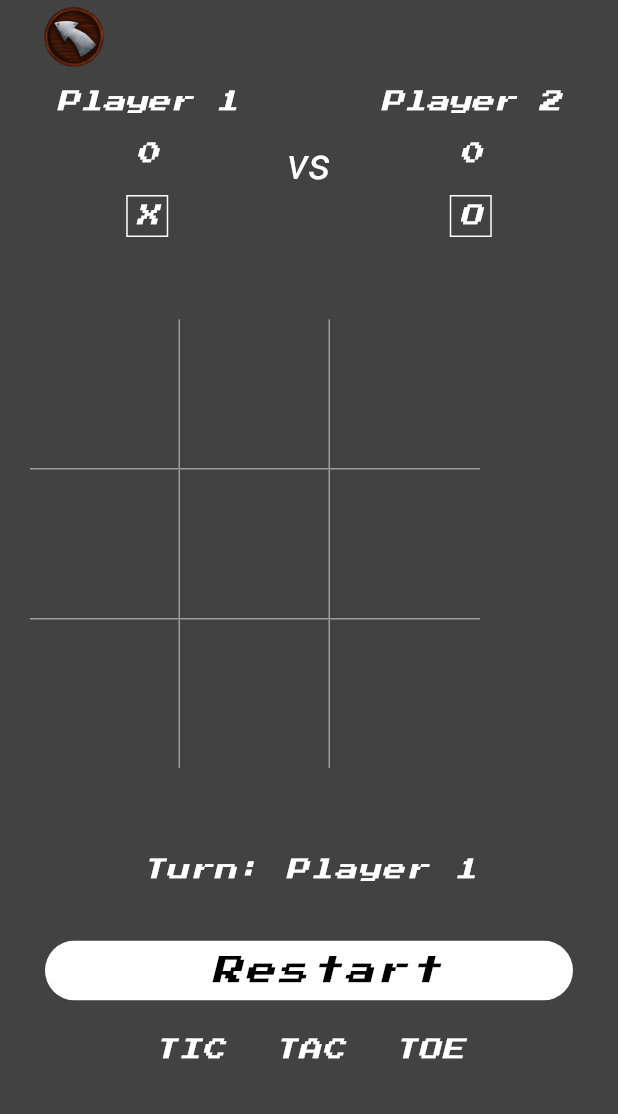
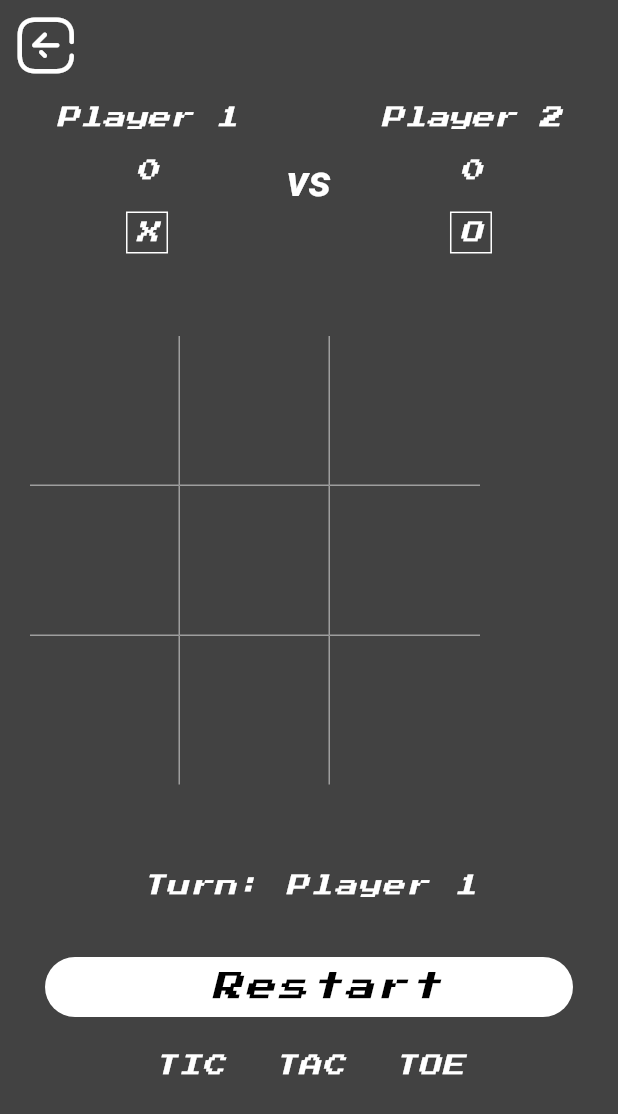
Before and after one commit to AhmedTahoonn/Tic-Tac-Toe, a Flutter app: the pageNamefor2player screen opened directly, after a tap on "Start", on a phone screen of 412 x 824 dp. Shown: the top 1114 px of the screen. Run offline on Flutter 3.47's test engine with Material 2 defaults, Android fonts, the phone set to English and light mode, and no system bars; our stand-ins replace avatar_glow, google_fonts.

Commit message:
version -02

```diff
--- a/lib/main.dart
+++ b/lib/main.dart
@@ -1,7 +1,5 @@
 import 'package:flutter/material.dart';
-import 'package:xoo/splash%20screen.dart';
-import 'Home Layout.dart';
-import 'name of 2 player.dart';
+import 'package:xoo/modules/splash%20screen.dart';
 
 void main() {
   runApp(const MyApp());
--- a/lib/Home Layout.dart
+++ b/lib/modules/Home Layout.dart
@@ -4,6 +4,10 @@ import 'package:flutter/material.dart';
 import 'package:flutter/painting.dart';
 import 'package:flutter/rendering.dart';
 import 'package:google_fonts/google_fonts.dart';
+import 'package:xoo/styles/icon_broken.dart';
+
+import '../styles/constant.dart';
+import 'name of 2 player.dart';
 
 class home extends StatefulWidget {
   final String ?player1;
@@ -31,13 +35,7 @@ class _homeState extends State<home> {
   int player1Score=0;  //total score
  int player2Score=0;   //total score
  int fillBox=0;//بيعد البوكس الي موجوده عشان لو محدش فاز اقدر استخدمه ك شرط
- var mystyle= GoogleFonts.pressStart2p(
- fontSize:15,
- letterSpacing: 2,
- color: Colors.white,
- fontStyle: FontStyle.italic,
- );
- var mystyle2=  GoogleFonts.aBeeZee(fontSize: 85,fontStyle: FontStyle.italic,fontWeight: FontWeight.w400) ;
+
 
  @override
   Widget build(BuildContext context) {
@@ -51,7 +49,9 @@ class _homeState extends State<home> {
             crossAxisAlignment: CrossAxisAlignment.start,
             children:
             [
-              Image(image: AssetImage('assets/images/back1.png'),height: 50,width: 100,),
+              IconButton(onPressed: (){
+                Navigator.push(context,MaterialPageRoute(builder: (context) => pageNamefor2player(),) );
+              }, icon: Icon(IconBroken.Arrow___Left_Square),iconSize: 45,color: Colors.white,),
               SizedBox(height: 10,),
               Padding(
                 padding: const EdgeInsets.only( right: 20.0,left: 20.0,),
@@ -100,7 +100,7 @@ class _homeState extends State<home> {
                           padding: const EdgeInsets.only(right: 15.0,left: 15),
                           child: Text(
                               'vs',
-                            style: mystyle2.copyWith(fontSize: 30,color: Colors.white,fontStyle: FontStyle.italic),
+                            style: mystyle2.copyWith(fontSize: 30,color: Colors.white,),
                           ),
                         ),
                         Expanded(
@@ -493,6 +493,7 @@ class _homeState extends State<home> {
     );
 
   }
+  //////////////////////////////////////////////////////////////////////////////
   void checkWinner()
   {
     if(display[0]==display[1]&&display[0]==display[2]&&display[0]!='')
@@ -546,6 +547,7 @@ class _homeState extends State<home> {
       return null;
 
   }
+  //////////////////////////////////////////////////////////////////////////////
   void showWinner(winner)
   {
    showDialog(context: context, builder: (context)
@@ -606,6 +608,7 @@ class _homeState extends State<home> {
 
      }
   }
+  ///////////////////////////////////////////////////////////////////////////////
 
   void clear()
   {
@@ -621,6 +624,7 @@ class _homeState extends State<home> {
    fillBox=0;
 
   }
+  //////////////////////////////////////////////////////////////////////////////
   /*
   void shownotWinner()
  {
--- a/lib/name of 2 player.dart
+++ b/lib/modules/name of 2 player.dart
@@ -1,6 +1,5 @@
 import 'package:flutter/material.dart';
-import 'package:google_fonts/google_fonts.dart';
-import 'package:xoo/styles/icon_broken.dart';
+import 'package:xoo/styles/constant.dart';
 
 import 'Home Layout.dart';
 
@@ -11,11 +10,8 @@ class pageNamefor2player extends StatefulWidget {
 
 class _pageNamefor2playerState extends State<pageNamefor2player> {
   var formKey = GlobalKey<FormState>();
-
   var nameController = TextEditingController();
-
   var name2Controller = TextEditingController();
-
   var select_x=true;
 
   @override
@@ -57,7 +53,8 @@ class _pageNamefor2playerState extends State<pageNamefor2player> {
                            SizedBox(width: 10,),
                            Expanded(
                              child: TextFormField(
-                               style:GoogleFonts.aBeeZee(fontSize: 18,fontStyle: FontStyle.italic,fontWeight: FontWeight.w400) ,
+                               style:mystyle2.copyWith(fontSize: 18,fontWeight: FontWeight.w400) ,
+
                                controller: nameController,
                                validator: (value) {
                                  if (value!.isEmpty) {
@@ -129,7 +126,7 @@ class _pageNamefor2playerState extends State<pageNamefor2player> {
                             width: 100,
                             child: Center(
                               child: Text(
-                                'X',style: GoogleFonts.aBeeZee(fontSize: 85,fontStyle: FontStyle.italic,fontWeight: FontWeight.w700,color: Colors.red),
+                                'X',style:mystyle2.copyWith(fontSize: 85,color: Colors.red),
                               ),
                             ),
                           ),
@@ -156,7 +153,7 @@ class _pageNamefor2playerState extends State<pageNamefor2player> {
                             width: 100,
                             child: Center(
                               child: Text(
-                                'O',style: GoogleFonts.aBeeZee(fontSize: 85,fontStyle: FontStyle.italic,fontWeight: FontWeight.w700,color: Colors.green),
+                                'O',style:mystyle2.copyWith(fontSize: 85,color: Colors.green),
                               ),
                             ),
                           ),
@@ -183,7 +180,7 @@ class _pageNamefor2playerState extends State<pageNamefor2player> {
                             ),
                             Expanded(
                               child: TextFormField(
-                                style:GoogleFonts.aBeeZee(fontSize: 18,fontStyle: FontStyle.italic,fontWeight: FontWeight.w400) ,
+                                style:mystyle2.copyWith(fontSize: 18,fontWeight: FontWeight.w400) ,
 
                                 controller: name2Controller,
                                 validator: (value) {
@@ -249,7 +246,7 @@ class _pageNamefor2playerState extends State<pageNamefor2player> {
                             width: 100,
                             child: Center(
                               child: Text(
-                                'X',style: GoogleFonts.aBeeZee(fontSize: 85,fontStyle: FontStyle.italic,fontWeight: FontWeight.w700,color: Colors.red),
+                                'X',style:mystyle2.copyWith(fontSize: 85,color: Colors.red),
                               ),
                             ),
                           ),
@@ -276,7 +273,7 @@ class _pageNamefor2playerState extends State<pageNamefor2player> {
                             width: 100,
                             child: Center(
                               child: Text(
-                                'O',style: GoogleFonts.aBeeZee(fontSize: 85,fontStyle: FontStyle.italic,fontWeight: FontWeight.w700,color: Colors.green),
+                                'O',style:mystyle2.copyWith(fontSize: 85,color: Colors.green),
                               ),
                             ),
                           ),
@@ -295,20 +292,25 @@ class _pageNamefor2playerState extends State<pageNamefor2player> {
                             color: Colors.blueGrey
                         ),
                         width: double.infinity,
-                        child:MaterialButton(
-                          elevation: 0.0,
-                          onPressed: () {
-                            if (formKey.currentState!.validate()) {
-                              Navigator.push(context, MaterialPageRoute(builder: (context) => home(
-                                player1: nameController.text,
-                                player2: name2Controller.text,
-                                type: select_x?'X':'O',
-                              ),));
-                            }
-                          },
-                          child: Text(
-                            'Start',
-                            style: GoogleFonts.aBeeZee(fontSize: 25,fontStyle: FontStyle.italic,fontWeight: FontWeight.w400),
+                        child:ClipRRect(
+                          borderRadius: BorderRadius.circular(20),
+
+                          child: MaterialButton(
+                            highlightColor: Colors.blueGrey,
+                            splashColor: Colors.white,
+                            onPressed: () {
+                              if (formKey.currentState!.validate()) {
+                                Navigator.pushAndRemoveUntil(context, MaterialPageRoute(builder: (context) => home(
+                                  player1: nameController.text,
+                                  player2: name2Controller.text,
+                                  type: select_x?'X':'O',
+                                ),), (route) => false);
+                              }
+                            },
+                            child: Text(
+                              'Start',
+                              style:mystyle2.copyWith(fontSize: 25,fontWeight: FontWeight.w400),
+                            ),
                           ),
                         ),
                       ),
@@ -323,3 +325,39 @@ class _pageNamefor2playerState extends State<pageNamefor2player> {
     );
   }
 }
+/*
+                    Padding(
+                      padding: const EdgeInsets.only(left: 30, right: 30,),
+                      child: Container(
+
+                        decoration: BoxDecoration(
+
+                            borderRadius: BorderRadius.circular(20.0),
+                            color: Colors.blueGrey
+                        ),
+                        width: double.infinity,
+                        child:ClipRRect(
+                          borderRadius: BorderRadius.circular(20),
+
+                          child: MaterialButton(
+                            highlightColor: Colors.blueGrey,
+                            splashColor: Colors.white,
+                            onPressed: () {
+                              if (formKey.currentState!.validate()) {
+                                Navigator.push(context, MaterialPageRoute(builder: (context) => home(
+                                  player1: nameController.text,
+                                  player2: name2Controller.text,
+                                  type: select_x?'X':'O',
+                                ),));
+                              }
+                            },
+                            child: Text(
+                              'Start',
+                              style: GoogleFonts.aBeeZee(fontSize: 25,fontStyle: FontStyle.italic,fontWeight: FontWeight.w400),
+                            ),
+                          ),
+                        ),
+                      ),
+                    ),
+
+ */
--- /dev/null
+++ b/lib/styles/constant.dart
@@ -0,0 +1,12 @@
+import 'dart:ui';
+
+import 'package:flutter/material.dart';
+import 'package:google_fonts/google_fonts.dart';
+
+var mystyle= GoogleFonts.pressStart2p(
+  fontSize:15,
+  letterSpacing: 2,
+  color: Colors.white,
+  fontStyle: FontStyle.italic,
+);
+var mystyle2=  GoogleFonts.aBeeZee(fontSize: 85,fontStyle: FontStyle.italic,fontWeight: FontWeight.w700) ;
--- a/lib/styles/icon_broken.dart
+++ b/lib/styles/icon_broken.dart
@@ -5,7 +5,9 @@
 //    - family: Iconly-Broken
 //      fonts:
 //       - asset: fonts/icons.ttf
+import 'package:flutter/material.dart';
 import 'package:flutter/widgets.dart';
+import 'package:google_fonts/google_fonts.dart';
 
 class IconBroken {
   IconBroken._();
@@ -112,4 +114,11 @@ class IconBroken {
   static const IconData Volume_Up = IconData(0xe961, fontFamily: _fontFamily);
   static const IconData Wallet = IconData(0xe962, fontFamily: _fontFamily);
   static const IconData Work = IconData(0xe963, fontFamily: _fontFamily);
+  static var mystyle= GoogleFonts.pressStart2p(
+    fontSize:15,
+    letterSpacing: 2,
+    color: Colors.white,
+    fontStyle: FontStyle.italic,
+  );
+   static var mystyle2=  GoogleFonts.aBeeZee(fontSize: 85,fontStyle: FontStyle.italic,fontWeight: FontWeight.w400) ;
 }
```
Also changed, not shown: lib/modules/splash screen.dart (added, +90 -0 lines), lib/provider/bloc observer.dart (deleted, +0 -27 lines), lib/provider/cuibt.dart (deleted, +0 -30 lines), lib/provider/states.dart (deleted, +0 -22 lines), lib/splash screen.dart (deleted, +0 -141 lines), assets/images/aa.gif (deleted), assets/images/back1.png (deleted), assets/images/splash.png (deleted).
